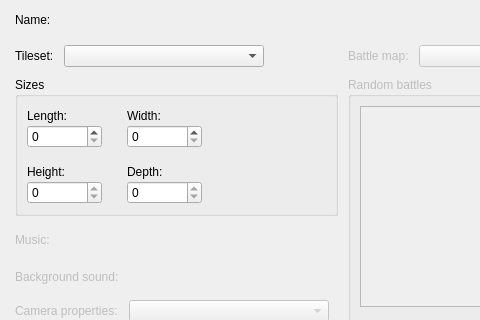
This is Engine/Dialogs/dialogmapproperties.ui in RPG-Paper-Maker/RPG-Paper-Maker as Qt 5 draws it before an edit; both pictures show x 0 to 480 and y 0 to 320 of the 686 by 490 pixel window. The edited form follows.
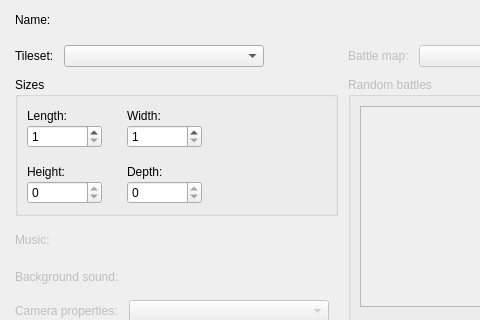
This is the edited form. Custom widgets are drawn as their Qt base class.

```diff
--- a/Engine/Dialogs/dialogmapproperties.ui
+++ b/Engine/Dialogs/dialogmapproperties.ui
@@ -161,8 +161,11 @@
                     <height>16777215</height>
                    </size>
                   </property>
+                  <property name="minimum">
+                   <number>1</number>
+                  </property>
                   <property name="maximum">
-                   <number>5000</number>
+                   <number>2000</number>
                   </property>
                  </widget>
                 </item>
@@ -191,8 +194,11 @@
                     <height>16777215</height>
                    </size>
                   </property>
+                  <property name="minimum">
+                   <number>1</number>
+                  </property>
                   <property name="maximum">
-                   <number>5000</number>
+                   <number>2000</number>
                   </property>
                  </widget>
                 </item>
```
